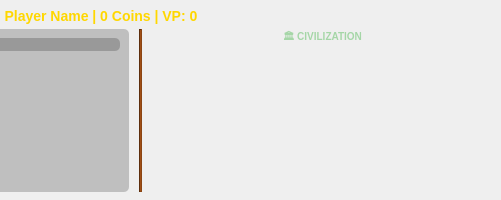
Before: the Qt Designer form 7Wonders/UI/PlayerDashboardWidget.ui in lydiagroza/ProjectMC, drawn with Qt 5; both pictures show x 299 to 800 and y 0 to 200 of the 800 by 200 pixel window.
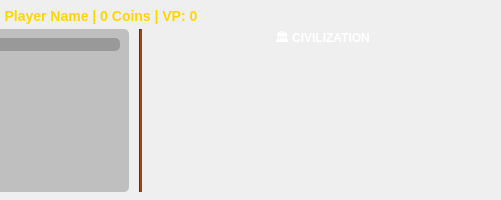
After: the same form once the commit is applied.

Patch:
```diff
--- a/7Wonders/UI/PlayerDashboardWidget.ui
+++ b/7Wonders/UI/PlayerDashboardWidget.ui
@@ -137,7 +137,7 @@
            <set>Qt::AlignCenter</set>
           </property>
           <property name="styleSheet">
-           <string notr="true">color: #A5D6A7; font-weight: bold; font-size: 10px;</string>
+           <string notr="true">color: #FFFFFF; font-weight: bold; font-size: 12px;</string>
           </property>
          </widget>
         </item>
```
Left out of the diff: 29 changed lines with no effect on the pictures.
